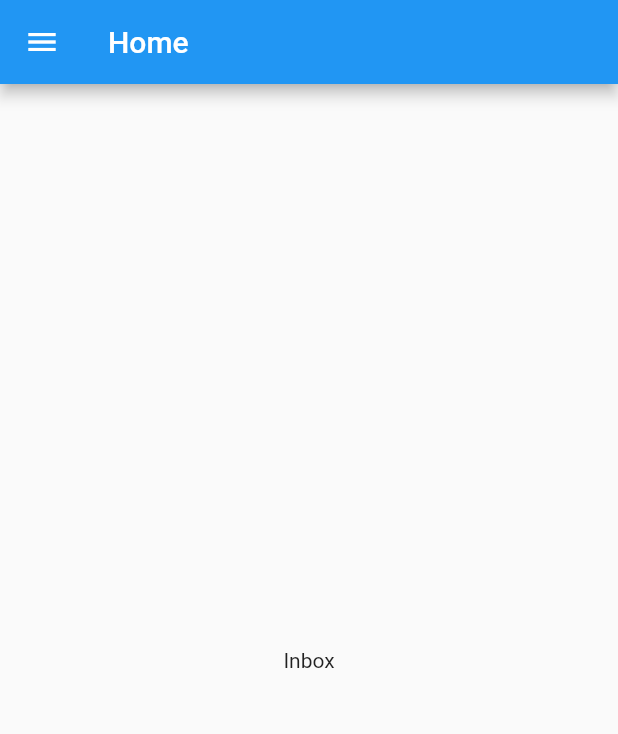
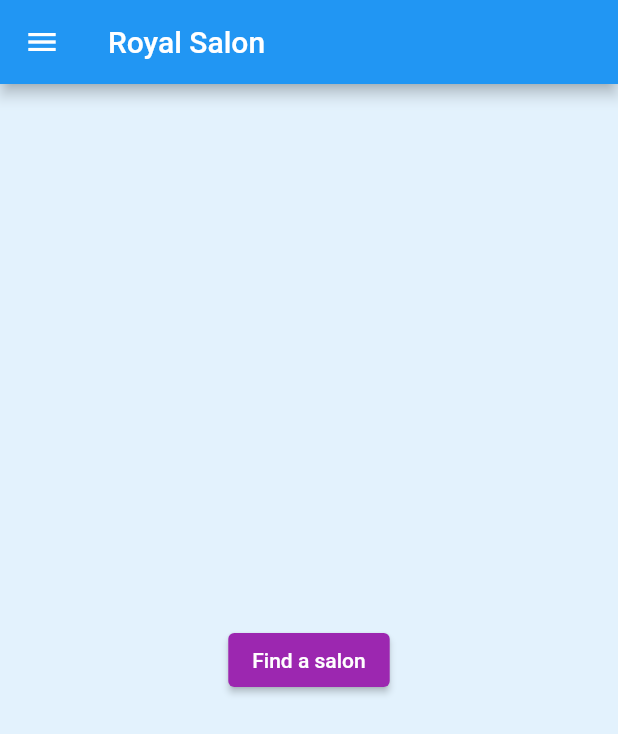
Before and after one commit to Group-G-WIL/Group-G-WIL, a Flutter app: the ClientMain screen opened by its route, on a phone screen of 412 x 824 dp. Shown: the top 734 px of the screen. Run offline on Flutter 3.47's test engine with Material 2 defaults, Android fonts, the phone set to English and light mode, and no system bars; our stand-ins replace google_fonts, tuple; missing offline and left inert: backendless_sdk.

Commit message:
Find_salon

```diff
--- a/Phase 3/royal_salon/lib/default/default.dart
+++ b/Phase 3/royal_salon/lib/default/default.dart
@@ -7,6 +7,7 @@ class Defaults {
   static final Color? drawerSelectedTileColor = Colors.blue[100];
 
   static final drawerItemText = [
+    'Home',
     'Inbox',
     'Bookings',
     'Favourites',
@@ -15,6 +16,7 @@ class Defaults {
   ];
 
   static final drawerItemIcon = [
+    Icons.home,
     Icons.inbox,
     Icons.send,
     Icons.star,
@@ -24,6 +26,7 @@ class Defaults {
 
   //salon owner menu
   static final drawerItemText1 = [
+    'Home',
     'Inbox',
     'Reviews',
     'Promotions',
@@ -33,6 +36,7 @@ class Defaults {
   ];
 
   static final drawerItemIcon1 = [
+    Icons.home,
     Icons.inbox,
     Icons.send,
     Icons.star,
--- a/Phase 3/royal_salon/lib/pages/client/clientmain_page.dart
+++ b/Phase 3/royal_salon/lib/pages/client/clientmain_page.dart
@@ -2,6 +2,7 @@ import 'package:flutter/cupertino.dart';
 import 'package:flutter/material.dart';
 import 'package:google_fonts/google_fonts.dart';
 import 'package:royal_salon/default/default.dart';
+import 'package:royal_salon/pages/client/findsalon.dart';
 import 'package:royal_salon/services/user_helper.dart';
 
 var indexClicked = 0;
@@ -15,21 +16,39 @@ class ClientMain extends StatefulWidget {
 
 class _ClientMainState extends State<ClientMain> {
   final pages = [
+    //
+    findSalon(),
+    //
+
+    //
     Center(
       child: Text('Inbox'),
     ),
+    //
+
+    //
     Center(
       child: Text('Bookings'),
     ),
+    //
+
+    //
     Center(
       child: Text('Favourites'),
     ),
+    //
+
+    //
     Center(
       child: Text('Wallet'),
     ),
+    //
+
+    //
     Center(
       child: Text('Account Settings'),
     ),
+    //
   ];
 
   VoidCallback updateState(int index) {
@@ -46,7 +65,7 @@ class _ClientMainState extends State<ClientMain> {
     return Scaffold(
       appBar: AppBar(
         title: Text(
-          'Home',
+          'Royal Salon',
         ),
       ),
       body: pages[indexClicked],
@@ -121,6 +140,10 @@ class _ClientMainState extends State<ClientMain> {
                   AppDrawerTile(
                     index: 4,
                     onTap: updateState(4),
+                  ),
+                  AppDrawerTile(
+                    index: 5,
+                    onTap: updateState(5),
                   ),
                   const SizedBox(
                     height: 30,
--- /dev/null
+++ b/Phase 3/royal_salon/lib/pages/client/findsalon.dart
@@ -0,0 +1,76 @@
+import 'package:flutter/cupertino.dart';
+import 'package:flutter/material.dart';
+
+import 'package:royal_salon/routes/routes.dart';
+
+class findSalon extends StatelessWidget {
+  const findSalon({
+    Key? key,
+  }) : super(key: key);
+
+  @override
+  Widget build(BuildContext context) {
+    return Scaffold(
+      backgroundColor: Colors.blue[50],
+      body: Center(
+        child: ElevatedButton(
+          onPressed: () {
+            Navigator.of(context).pushNamed(RouteManager.findsalonPage);
+          },
+          style: ElevatedButton.styleFrom(
+            primary: Colors.purple,
+          ),
+          child: Text('Find a salon'),
+        ),
+      ),
+    );
+  }
+}
+
+class SelectSalon extends StatelessWidget {
+  const SelectSalon({Key? key}) : super(key: key);
+
+  @override
+  Widget build(BuildContext context) {
+    return Scaffold(
+        body: Center(
+      child: Text('Google maps'),
+    ));
+  }
+}
+
+class Services extends StatelessWidget {
+  const Services({Key? key}) : super(key: key);
+
+  @override
+  Widget build(BuildContext context) {
+    return Container();
+  }
+}
+
+class GetDirections extends StatelessWidget {
+  const GetDirections({Key? key}) : super(key: key);
+
+  @override
+  Widget build(BuildContext context) {
+    return Container();
+  }
+}
+
+class BookNow extends StatelessWidget {
+  const BookNow({Key? key}) : super(key: key);
+
+  @override
+  Widget build(BuildContext context) {
+    return Container();
+  }
+}
+
+class Reciept extends StatelessWidget {
+  const Reciept({Key? key}) : super(key: key);
+
+  @override
+  Widget build(BuildContext context) {
+    return Container();
+  }
+}
--- a/Phase 3/royal_salon/lib/routes/routes.dart
+++ b/Phase 3/royal_salon/lib/routes/routes.dart
@@ -2,12 +2,14 @@ import 'package:flutter/material.dart';
 import 'package:royal_salon/pages/client/clientmain_page.dart';
 import 'package:royal_salon/WelcomPage/loading.dart';
 import 'package:royal_salon/WelcomPage/login.dart';
+import 'package:royal_salon/pages/client/findsalon.dart';
 import 'package:royal_salon/pages/client/register.dart';
 import 'package:royal_salon/pages/salon_owner/salon_login.dart';
 import 'package:royal_salon/pages/salon_owner/salonmain_page.dart';
 
 class RouteManager {
   static const String loginPage = '/';
+  static const String findsalonPage = '/findsalonPage';
   static const String salonlogin = '/salonLogin';
   static const String registerPage = '/registerPage';
   static const String clientPage = '/clientPage';
@@ -30,7 +32,10 @@ class RouteManager {
         return MaterialPageRoute(
           builder: (context) => SalonLogin(),
         );
-
+      case findsalonPage:
+        return MaterialPageRoute(
+          builder: (context) => SelectSalon(),
+        );
       case clientPage:
         return MaterialPageRoute(
           builder: (context) => ClientMain(),
--- a/Phase 3/royal_salon/pubspec.yaml
+++ b/Phase 3/royal_salon/pubspec.yaml
@@ -34,6 +34,7 @@ dependencies:
   # The following adds the Cupertino Icons font to your application.
   # Use with the CupertinoIcons class for iOS style icons.
   cupertino_icons: ^1.0.2
+
   google_fonts: ^2.0.0
   provider: ^6.0.1
   flutter_slidable: ^0.6.0
```
Also changed, not shown: Phase 3/royal_salon/lib/pages/salon_owner/salonmain_page.dart (+7 -0 lines), Phase 3/royal_salon/pubspec.lock.
